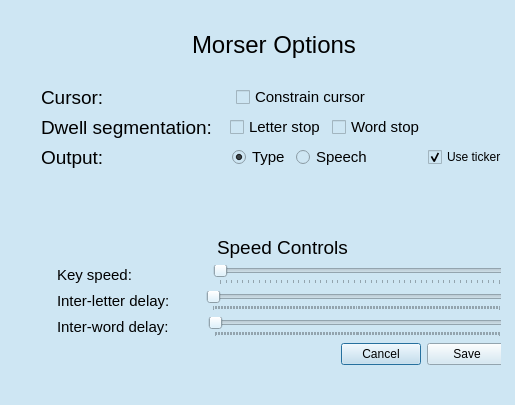
Old version of the form morseInput/src/morseInput/qt_files/morserOptions/morseroptions.ui in the repository ros-visualization/robhum_ui_utils.
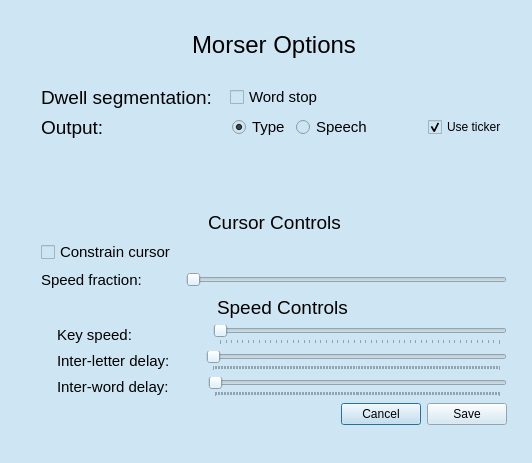
New version of the form.

What changed in the file:
```diff
--- a/morseInput/src/morseInput/qt_files/morserOptions/morseroptions.ui
+++ b/morseInput/src/morseInput/qt_files/morserOptions/morseroptions.ui
@@ -6,8 +6,8 @@
    <rect>
     <x>0</x>
     <y>0</y>
-    <width>515</width>
-    <height>405</height>
+    <width>532</width>
+    <height>463</height>
    </rect>
   </property>
   <property name="sizePolicy">
@@ -27,8 +27,8 @@
     <rect>
      <x>10</x>
      <y>10</y>
-     <width>491</width>
-     <height>381</height>
+     <width>511</width>
+     <height>441</height>
     </rect>
    </property>
    <property name="sizePolicy">
@@ -43,7 +43,7 @@
       <x>20</x>
       <y>10</y>
       <width>488</width>
-      <height>356</height>
+      <height>416</height>
      </rect>
     </property>
     <layout class="QVBoxLayout" name="centralVLayout">
@@ -105,66 +105,6 @@
        </property>
       </spacer>
      </item>
-     <item>
-      <layout class="QHBoxLayout" name="constrainHLayout">
-       <item>
-        <widget class="QLabel" name="cursorLabel">
-         <property name="font">
-          <font>
-           <pointsize>14</pointsize>
-          </font>
-         </property>
-         <property name="text">
-          <string>Cursor:</string>
-         </property>
-        </widget>
-       </item>
-       <item>
-        <spacer name="cursorSpacerLeft">
-         <property name="orientation">
-          <enum>Qt::Horizontal</enum>
-         </property>
-         <property name="sizeType">
-          <enum>QSizePolicy::Fixed</enum>
-         </property>
-         <property name="sizeHint" stdset="0">
-          <size>
-           <width>126</width>
-           <height>20</height>
-          </size>
-         </property>
-        </spacer>
-       </item>
-       <item>
-        <widget class="QCheckBox" name="cursorConstraintCheckBox">
-         <property name="font">
-          <font>
-           <pointsize>11</pointsize>
-          </font>
-         </property>
-         <property name="toolTip">
-          <string>If set, cursor only moves either up/down, or left/right inside Morser window.</string>
-         </property>
-         <property name="text">
-          <string>Constrain cursor</string>
-         </property>
-        </widget>
-       </item>
-       <item>
-        <spacer name="cursorSpacerRight">
-         <property name="orientation">
-          <enum>Qt::Horizontal</enum>
-         </property>
-         <property name="sizeHint" stdset="0">
-          <size>
-           <width>40</width>
-           <height>20</height>
-          </size>
-         </property>
-        </spacer>
-       </item>
-      </layout>
-     </item>
      <item>
       <layout class="QHBoxLayout" name="dwellHLayout">
        <item>
@@ -195,24 +135,6 @@
          </property>
         </spacer>
        </item>
-       <item>
-        <widget class="QCheckBox" name="letterStopSegmentationCheckBox">
-         <property name="font">
-          <font>
-           <pointsize>11</pointsize>
-          </font>
-         </property>
-         <property name="text">
-          <string>Letter stop</string>
-         </property>
-         <property name="checkable">
-          <bool>false</bool>
-         </property>
-         <property name="checked">
-          <bool>false</bool>
-         </property>
-        </widget>
-       </item>
        <item>
         <widget class="QCheckBox" name="wordStopSegmentationCheckBox">
          <property name="font">
@@ -224,7 +146,7 @@
           <string>Word stop</string>
          </property>
          <property name="checkable">
-          <bool>false</bool>
+          <bool>true</bool>
          </property>
          <property name="checked">
           <bool>false</bool>
@@ -344,6 +266,129 @@
        </property>
       </spacer>
      </item>
+     <item>
+      <layout class="QVBoxLayout" name="verticalLayout">
+       <item>
+        <layout class="QHBoxLayout" name="horizontalLayout_3">
+         <item>
+          <spacer name="horizontalSpacer_9">
+           <property name="orientation">
+            <enum>Qt::Horizontal</enum>
+           </property>
+           <property name="sizeHint" stdset="0">
+            <size>
+             <width>40</width>
+             <height>20</height>
+            </size>
+           </property>
+          </spacer>
+         </item>
+         <item>
+          <widget class="QLabel" name="label">
+           <property name="font">
+            <font>
+             <pointsize>14</pointsize>
+            </font>
+           </property>
+           <property name="text">
+            <string>Cursor Controls</string>
+           </property>
+          </widget>
+         </item>
+         <item>
+          <spacer name="horizontalSpacer_10">
+           <property name="orientation">
+            <enum>Qt::Horizontal</enum>
+           </property>
+           <property name="sizeHint" stdset="0">
+            <size>
+             <width>40</width>
+             <height>20</height>
+            </size>
+           </property>
+          </spacer>
+         </item>
+        </layout>
+       </item>
+       <item>
+        <layout class="QHBoxLayout" name="constrainHLayout">
+         <item>
+          <widget class="QCheckBox" name="cursorConstraintCheckBox">
+           <property name="font">
+            <font>
+             <pointsize>11</pointsize>
+            </font>
+           </property>
+           <property name="toolTip">
+            <string>If set, cursor only moves either up/down, or left/right inside Morser window.</string>
+           </property>
+           <property name="text">
+            <string>Constrain cursor</string>
+           </property>
+          </widget>
+         </item>
+         <item>
+          <spacer name="cursorSpacerRight">
+           <property name="orientation">
+            <enum>Qt::Horizontal</enum>
+           </property>
+           <property name="sizeHint" stdset="0">
+            <size>
+             <width>40</width>
+             <height>20</height>
+            </size>
+           </property>
+          </spacer>
+         </item>
+        </layout>
+       </item>
+       <item>
+        <layout class="QHBoxLayout" name="horizontalLayout_2">
+         <item>
+          <widget class="QLabel" name="cursorAccelerationLabel">
+           <property name="font">
+            <font>
+             <pointsize>11</pointsize>
+            </font>
+           </property>
+           <property name="text">
+            <string>Speed fraction:</string>
+           </property>
+          </widget>
+         </item>
+         <item>
+          <spacer name="horizontalSpacer_8">
+           <property name="orientation">
+            <enum>Qt::Horizontal</enum>
+           </property>
+           <property name="sizeType">
+            <enum>QSizePolicy::Fixed</enum>
+           </property>
+           <property name="sizeHint" stdset="0">
+            <size>
+             <width>38</width>
+             <height>20</height>
+            </size>
+           </property>
+          </spacer>
+         </item>
+         <item>
+          <widget class="QSlider" name="horizontalSlider">
+           <property name="minimum">
+            <number>1</number>
+           </property>
+           <property name="maximum">
+            <number>10</number>
+           </property>
+           <property name="orientation">
+            <enum>Qt::Horizontal</enum>
+           </property>
+          </widget>
+         </item>
+        </layout>
+       </item>
+      </layout>
+     </item>
      <item>
       <layout class="QVBoxLayout" name="speedControlVLayout">
        <property name="sizeConstraint">
@@ -368,7 +413,7 @@
           </spacer>
          </item>
          <item>
-          <widget class="QLabel" name="label">
+          <widget class="QLabel" name="speedControlsLabel">
            <property name="font">
             <font>
              <pointsize>14</pointsize>
```
